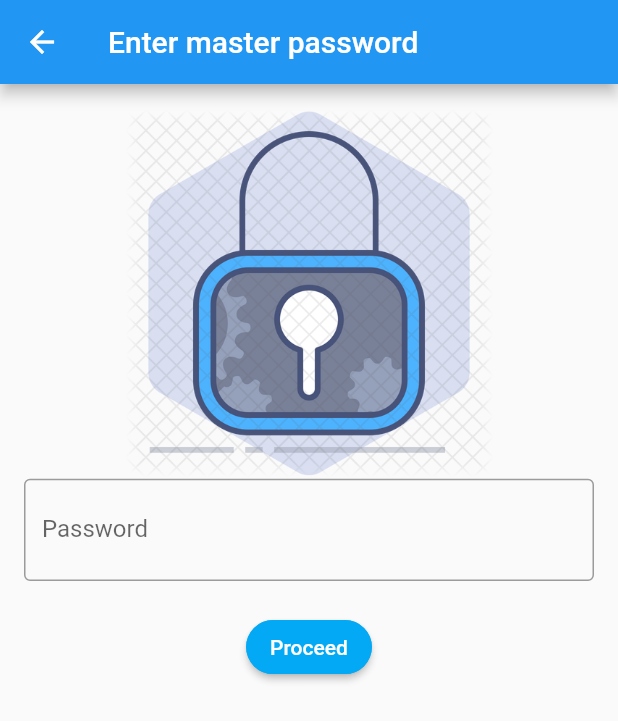
After one commit to tanvir-ahmod/password_manager, a Flutter app: the EnterMasterPassword screen opened by its route, on a phone screen of 412 x 824 dp. The commit adds this screen. Shown: the top 721 px of the screen. Run offline on Flutter 3.47's test engine with Material 2 defaults, Android fonts, the phone set to English and light mode, and no system bars; our stand-ins replace google_fonts.

Commit message:
Add enter master password UI

```diff
--- /dev/null
+++ b/lib/ui/enter_master_password.dart
@@ -0,0 +1,72 @@
+import 'package:flutter/cupertino.dart';
+import 'package:flutter/material.dart';
+
+class EnterMasterPassword extends StatefulWidget {
+  @override
+  _EnterMasterPasswordState createState() => _EnterMasterPasswordState();
+}
+
+class _EnterMasterPasswordState extends State<EnterMasterPassword> {
+  bool _isPasswordHidden = true;
+
+  @override
+  Widget build(BuildContext context) {
+    var size = MediaQuery.of(context).size;
+
+    return Scaffold(
+      appBar: AppBar(title: Text("Enter master password")),
+      body: SingleChildScrollView(
+        child: Column(
+          children: [
+            Padding(
+              padding: const EdgeInsets.only(top: 16.0),
+              child: Image.asset(
+                "assets/images/password_setup.png",
+                height: size.height * 0.3,
+              ),
+            ),
+            Padding(
+              padding: const EdgeInsets.only(left: 16.0, right: 16.0),
+              child: TextField(
+                textInputAction: TextInputAction.next,
+                obscureText: _isPasswordHidden,
+                decoration: InputDecoration(
+                  labelText: 'Password',
+                  border: OutlineInputBorder(),
+                  suffix: InkWell(
+                    onTap: () {
+                      setState(() {
+                        _isPasswordHidden = !_isPasswordHidden;
+                      });
+                    },
+                    child: Icon(
+                      _isPasswordHidden
+                          ? Icons.visibility_off
+                          : Icons.visibility,
+                    ),
+                  ),
+                ),
+              ),
+            ),
+            SizedBox(
+              height: 20,
+            ),
+            ElevatedButton(
+              child: Text("Proceed"),
+              style: ButtonStyle(
+                  foregroundColor:
+                      MaterialStateProperty.all<Color>(Colors.white),
+                  backgroundColor:
+                      MaterialStateProperty.all<Color>(Colors.lightBlue),
+                  shape: MaterialStateProperty.all<RoundedRectangleBorder>(
+                      RoundedRectangleBorder(
+                          borderRadius: BorderRadius.circular(18.0),
+                          side: BorderSide(color: Colors.lightBlue)))),
+              onPressed: () {},
+            )
+          ],
+        ),
+      ),
+    );
+  }
+}
--- a/lib/utils/app_router.dart
+++ b/lib/utils/app_router.dart
@@ -1,9 +1,11 @@
 import 'package:flutter/material.dart';
+import 'package:password_manager/ui/enter_master_password.dart';
 import 'package:password_manager/ui/home.dart';
 import 'package:password_manager/ui/setup_master_password.dart';
 
 const String HomeRoute = "/";
 const String SetupMasterPasswordRoute = "/setupMasterPassword";
+const String EnterMasterPasswordRoute = "/enterMasterPassword";
 
 class AppRouter {
   static Route<dynamic> generateRoute(RouteSettings settings) {
@@ -12,6 +14,8 @@ class AppRouter {
         return MaterialPageRoute(builder: (_) => Home());
       case SetupMasterPasswordRoute:
         return MaterialPageRoute(builder: (_) => SetupMasterPassword());
+      case EnterMasterPasswordRoute:
+        return MaterialPageRoute(builder: (_) => EnterMasterPassword());
       default:
         return MaterialPageRoute(
             builder: (_) => Scaffold(
```
